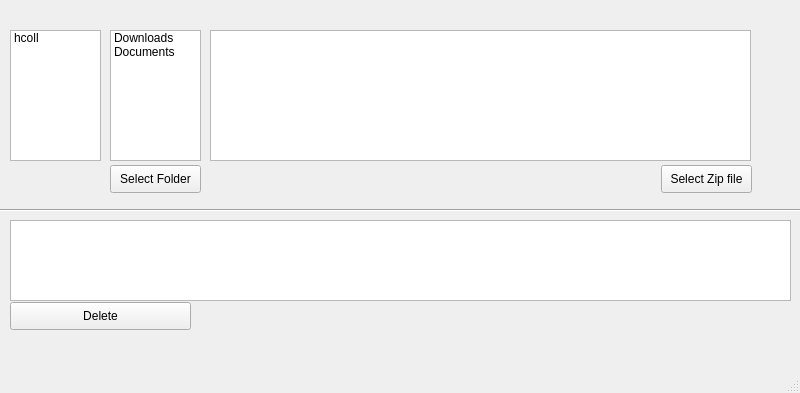
The window that layout.ui (collins-harry/PCSlogs_puller) describes before a commit, drawn with Qt 5.
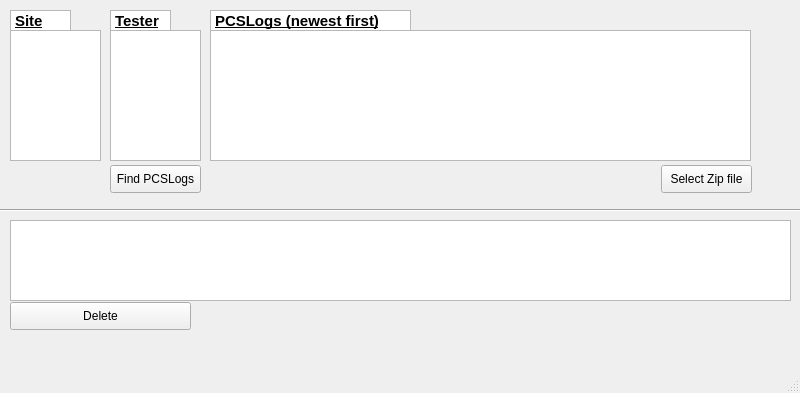
The same window after the commit.

What changed in the file:
```diff
--- a/layout.ui
+++ b/layout.ui
@@ -24,7 +24,7 @@
      </rect>
     </property>
     <property name="text">
-     <string>Select Folder</string>
+     <string>Find PCSLogs</string>
     </property>
    </widget>
    <widget class="QListWidget" name="zipfiles">
@@ -95,16 +95,6 @@
       <height>131</height>
      </rect>
     </property>
-    <item>
-     <property name="text">
-      <string>Downloads</string>
-     </property>
-    </item>
-    <item>
-     <property name="text">
-      <string>Documents</string>
-     </property>
-    </item>
    </widget>
    <widget class="QListWidget" name="UserList">
     <property name="geometry">
@@ -115,11 +105,79 @@
       <height>131</height>
      </rect>
     </property>
-    <item>
-     <property name="text">
-      <string>hcoll</string>
-     </property>
-    </item>
+   </widget>
+   <widget class="QTextBrowser" name="textBrowser">
+    <property name="geometry">
+     <rect>
+      <x>210</x>
+      <y>10</y>
+      <width>201</width>
+      <height>21</height>
+     </rect>
+    </property>
+    <property name="verticalScrollBarPolicy">
+     <enum>Qt::ScrollBarAlwaysOff</enum>
+    </property>
+    <property name="html">
+     <string>&lt;!DOCTYPE HTML PUBLIC &quot;-//W3C//DTD HTML 4.0//EN&quot; &quot;http://www.w3.org/TR/REC-html40/strict.dtd&quot;&gt;
+&lt;html&gt;&lt;head&gt;&lt;meta name=&quot;qrichtext&quot; content=&quot;1&quot; /&gt;&lt;style type=&quot;text/css&quot;&gt;
+p, li { white-space: pre-wrap; }
+&lt;/style&gt;&lt;/head&gt;&lt;body style=&quot; font-family:'MS Shell Dlg 2'; font-size:8.25pt; font-weight:400; font-style:normal;&quot;&gt;
+&lt;p style=&quot; margin-top:0px; margin-bottom:0px; margin-left:0px; margin-right:0px; -qt-block-indent:0; text-indent:0px;&quot;&gt;&lt;span style=&quot; font-size:11pt; font-weight:600; text-decoration: underline;&quot;&gt;PCSLogs (newest first)&lt;/span&gt;&lt;/p&gt;
+&lt;p style=&quot;-qt-paragraph-type:empty; margin-top:0px; margin-bottom:0px; margin-left:0px; margin-right:0px; -qt-block-indent:0; text-indent:0px; font-size:11pt; font-weight:600; text-decoration: underline;&quot;&gt;&lt;br /&gt;&lt;/p&gt;&lt;/body&gt;&lt;/html&gt;</string>
+    </property>
+   </widget>
+   <widget class="QTextBrowser" name="textBrowser_2">
+    <property name="geometry">
+     <rect>
+      <x>110</x>
+      <y>10</y>
+      <width>61</width>
+      <height>21</height>
+     </rect>
+    </property>
+    <property name="minimumSize">
+     <size>
+      <width>0</width>
+      <height>21</height>
+     </size>
+    </property>
+    <property name="verticalScrollBarPolicy">
+     <enum>Qt::ScrollBarAlwaysOff</enum>
+    </property>
+    <property name="html">
+     <string>&lt;!DOCTYPE HTML PUBLIC &quot;-//W3C//DTD HTML 4.0//EN&quot; &quot;http://www.w3.org/TR/REC-html40/strict.dtd&quot;&gt;
+&lt;html&gt;&lt;head&gt;&lt;meta name=&quot;qrichtext&quot; content=&quot;1&quot; /&gt;&lt;style type=&quot;text/css&quot;&gt;
+p, li { white-space: pre-wrap; }
+&lt;/style&gt;&lt;/head&gt;&lt;body style=&quot; font-family:'MS Shell Dlg 2'; font-size:8.25pt; font-weight:400; font-style:normal;&quot;&gt;
+&lt;p style=&quot; margin-top:0px; margin-bottom:0px; margin-left:0px; margin-right:0px; -qt-block-indent:0; text-indent:0px;&quot;&gt;&lt;span style=&quot; font-size:11pt; font-weight:600; text-decoration: underline;&quot;&gt;Tester&lt;/span&gt;&lt;/p&gt;&lt;/body&gt;&lt;/html&gt;</string>
+    </property>
+   </widget>
+   <widget class="QTextBrowser" name="textBrowser_3">
+    <property name="geometry">
+     <rect>
+      <x>10</x>
+      <y>10</y>
+      <width>61</width>
+      <height>21</height>
+     </rect>
+    </property>
+    <property name="minimumSize">
+     <size>
+      <width>0</width>
+      <height>21</height>
+     </size>
+    </property>
+    <property name="verticalScrollBarPolicy">
+     <enum>Qt::ScrollBarAlwaysOff</enum>
+    </property>
+    <property name="html">
+     <string>&lt;!DOCTYPE HTML PUBLIC &quot;-//W3C//DTD HTML 4.0//EN&quot; &quot;http://www.w3.org/TR/REC-html40/strict.dtd&quot;&gt;
+&lt;html&gt;&lt;head&gt;&lt;meta name=&quot;qrichtext&quot; content=&quot;1&quot; /&gt;&lt;style type=&quot;text/css&quot;&gt;
+p, li { white-space: pre-wrap; }
+&lt;/style&gt;&lt;/head&gt;&lt;body style=&quot; font-family:'MS Shell Dlg 2'; font-size:8.25pt; font-weight:400; font-style:normal;&quot;&gt;
+&lt;p style=&quot; margin-top:0px; margin-bottom:0px; margin-left:0px; margin-right:0px; -qt-block-indent:0; text-indent:0px;&quot;&gt;&lt;span style=&quot; font-size:11pt; font-weight:600; text-decoration: underline;&quot;&gt;Site&lt;/span&gt;&lt;/p&gt;&lt;/body&gt;&lt;/html&gt;</string>
+    </property>
    </widget>
   </widget>
   <widget class="QMenuBar" name="menubar">
```
Left out of the diff: 6 changed lines with no effect on the pictures.
